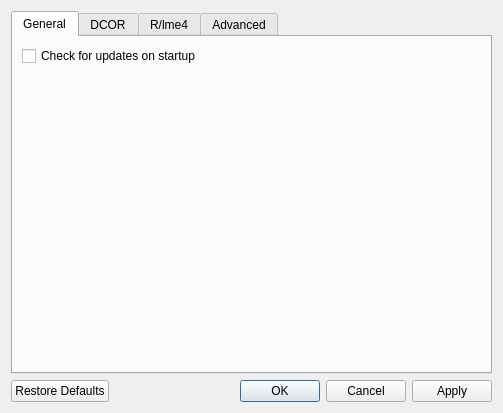
First picture: the form in shapeout2/gui/preferences.ui, repository ZELLMECHANIK-DRESDEN/ShapeOut2, before the edit.
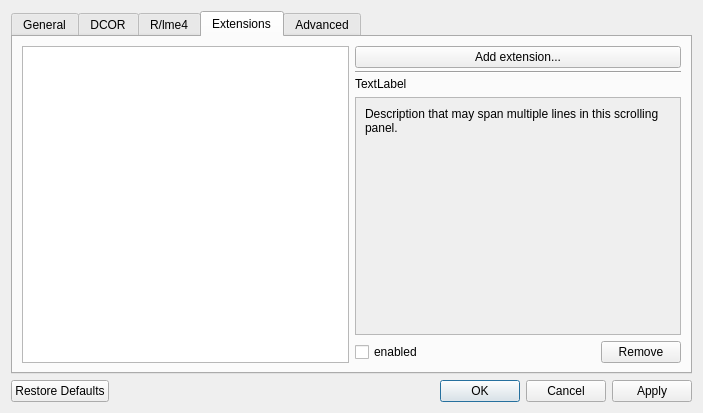
Second picture: the form after the edit. The open tabs and pages were chosen to show the change. Icons and pictures are not drawn.

Commit message:
Add support for dclab extensions (plugin and machine-learning features) (#107 #85)
- feat: implement support for extensions (#85)
- fix: only display restart message when changing developer mode
- setup: bump dclab to 0.39.1
- drop support for Python 3.7
- ci: remove pinning for pyinstaller on appveyor

The edit to the form file:
```diff
--- a/shapeout2/gui/preferences.ui
+++ b/shapeout2/gui/preferences.ui
@@ -6,7 +6,7 @@
    <rect>
     <x>0</x>
     <y>0</y>
-    <width>503</width>
+    <width>703</width>
     <height>413</height>
    </rect>
   </property>
@@ -192,6 +192,162 @@
        </item>
       </layout>
      </widget>
+     <widget class="QWidget" name="tab_extensions">
+      <attribute name="title">
+       <string>Extensions</string>
+      </attribute>
+      <layout class="QHBoxLayout" name="horizontalLayout">
+       <item>
+        <widget class="QListWidget" name="listWidget_ext">
+         <property name="sizeAdjustPolicy">
+          <enum>QAbstractScrollArea::AdjustToContents</enum>
+         </property>
+         <property name="showDropIndicator" stdset="0">
+          <bool>false</bool>
+         </property>
+         <property name="alternatingRowColors">
+          <bool>true</bool>
+         </property>
+         <property name="selectionMode">
+          <enum>QAbstractItemView::SingleSelection</enum>
+         </property>
+         <property name="selectionBehavior">
+          <enum>QAbstractItemView::SelectRows</enum>
+         </property>
+        </widget>
+       </item>
+       <item>
+        <layout class="QVBoxLayout" name="verticalLayout_6">
+         <property name="spacing">
+          <number>3</number>
+         </property>
+         <item alignment="Qt::AlignTop">
+          <widget class="QPushButton" name="pushButton_ext_load">
+           <property name="text">
+            <string>Add extension...</string>
+           </property>
+          </widget>
+         </item>
+         <item>
+          <widget class="Line" name="line">
+           <property name="orientation">
+            <enum>Qt::Horizontal</enum>
+           </property>
+          </widget>
+         </item>
+         <item>
+          <widget class="QWidget" name="widget_ext_controls" native="true">
+           <layout class="QVBoxLayout" name="verticalLayout_8" stretch="0,10000,0">
+            <property name="leftMargin">
+             <number>0</number>
+            </property>
+            <property name="topMargin">
+             <number>0</number>
+            </property>
+            <property name="rightMargin">
+             <number>0</number>
+            </property>
+            <property name="bottomMargin">
+             <number>0</number>
+            </property>
+            <item>
+             <widget class="QLabel" name="label_ext_name">
+              <property name="text">
+               <string>TextLabel</string>
+              </property>
+              <property name="textFormat">
+               <enum>Qt::PlainText</enum>
+              </property>
+              <property name="wordWrap">
+               <bool>true</bool>
+              </property>
+             </widget>
+            </item>
+            <item>
+             <widget class="QScrollArea" name="scrollArea">
+              <property name="maximumSize">
+               <size>
+                <width>16777215</width>
+                <height>16777215</height>
+               </size>
+              </property>
+              <property name="frameShadow">
+               <enum>QFrame::Plain</enum>
+              </property>
+              <property name="widgetResizable">
+               <bool>true</bool>
+              </property>
+              <widget class="QWidget" name="scrollAreaWidgetContents">
+               <property name="geometry">
+                <rect>
+                 <x>0</x>
+                 <y>0</y>
+                 <width>324</width>
+                 <height>213</height>
+                </rect>
+               </property>
+               <layout class="QVBoxLayout" name="verticalLayout_7">
+                <item>
+                 <widget class="QLabel" name="label_ext_description">
+                  <property name="sizePolicy">
+                   <sizepolicy hsizetype="Preferred" vsizetype="Expanding">
+                    <horstretch>0</horstretch>
+                    <verstretch>0</verstretch>
+                   </sizepolicy>
+                  </property>
+                  <property name="text">
+                   <string>&lt;html&gt;&lt;head/&gt;&lt;body&gt;&lt;p&gt;Description that may span multiple lines in this scrolling panel.&lt;br/&gt;&lt;/p&gt;&lt;/body&gt;&lt;/html&gt;</string>
+                  </property>
+                  <property name="alignment">
+                   <set>Qt::AlignLeading|Qt::AlignLeft|Qt::AlignTop</set>
+                  </property>
+                  <property name="wordWrap">
+                   <bool>true</bool>
+                  </property>
+                 </widget>
+                </item>
+               </layout>
+              </widget>
+             </widget>
+            </item>
+            <item>
+             <layout class="QHBoxLayout" name="horizontalLayout_3">
+              <item>
+               <widget class="QCheckBox" name="checkBox_ext_enabled">
+                <property name="text">
+                 <string>enabled</string>
+                </property>
+               </widget>
+              </item>
+              <item>
+               <spacer name="horizontalSpacer">
+                <property name="orientation">
+                 <enum>Qt::Horizontal</enum>
+                </property>
+                <property name="sizeHint" stdset="0">
+                 <size>
+                  <width>40</width>
+                  <height>20</height>
+                 </size>
+                </property>
+               </spacer>
+              </item>
+              <item>
+               <widget class="QPushButton" name="pushButton_ext_remove">
+                <property name="text">
+                 <string>Remove</string>
+                </property>
+               </widget>
+              </item>
+             </layout>
+            </item>
+           </layout>
+          </widget>
+         </item>
+        </layout>
+       </item>
+      </layout>
+     </widget>
      <widget class="QWidget" name="tab_advanced">
       <attribute name="title">
        <string>Advanced</string>
```
The commit also changes 20 other files.
